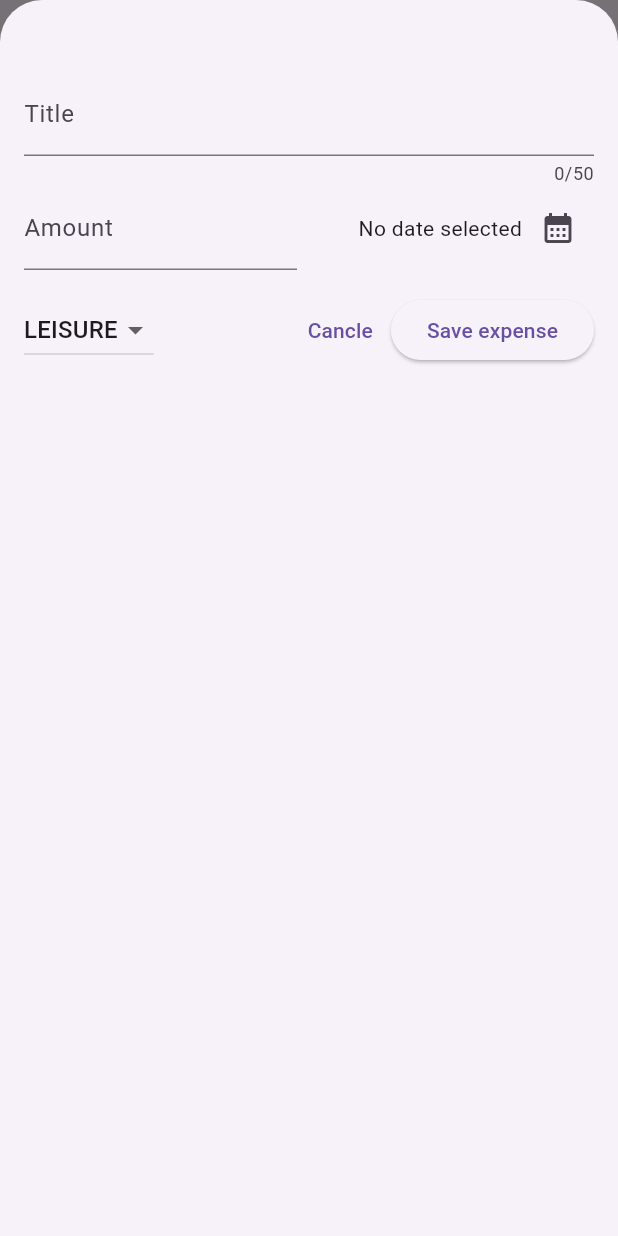
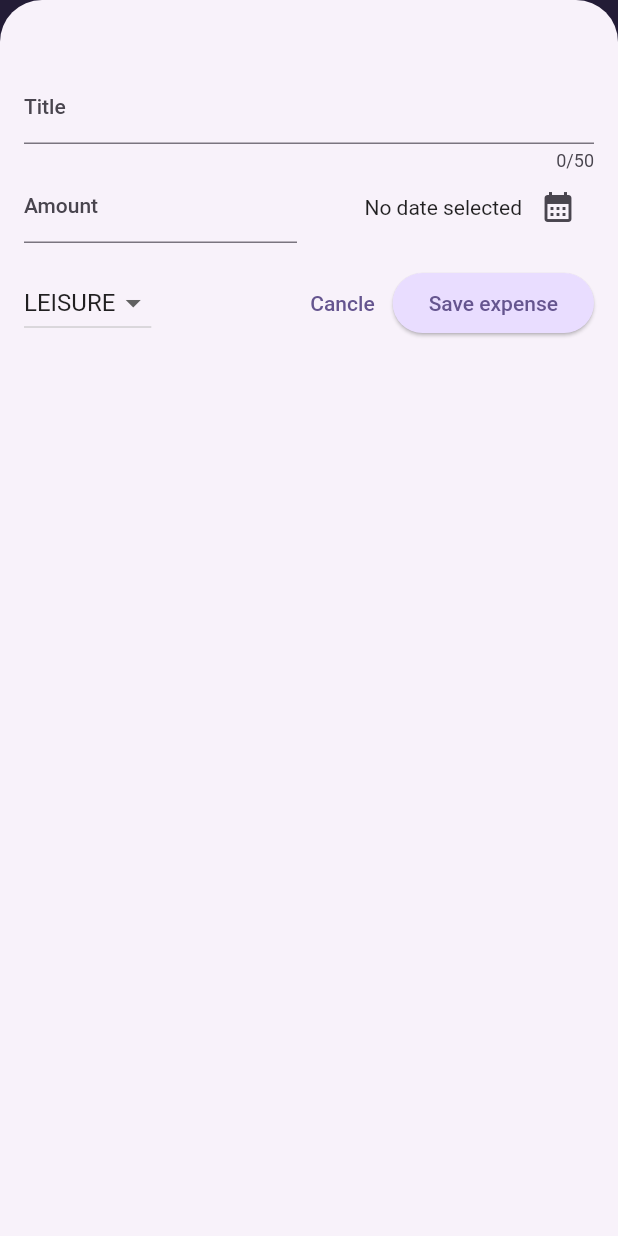
Before and after one commit to MaeYoiy/expense_tracker_app, a Flutter app: the screen it shows after launch, after a tap on the "add" icon, on a phone screen of 412 x 824 dp. Run offline on Flutter 3.47's test engine with Material 2 defaults, Android fonts, the phone set to English and light mode, and no system bars.

Commit message:
add Theme color, Text and Chart

```diff
--- a/expense_tracker/lib/main.dart
+++ b/expense_tracker/lib/main.dart
@@ -1,10 +1,66 @@
 import 'package:expense_tracker/widgets/expenses.dart';
 import 'package:flutter/material.dart';
+
+var kColorSchema = ColorScheme.fromSeed(
+  seedColor: const Color.fromARGB(255, 130, 85, 234),
+);
+
+// Dark theme
+var kDarkColorSchema = ColorScheme.fromSeed(
+  brightness: Brightness.dark,
+  seedColor: const Color.fromARGB(255, 5, 99, 125),
+);
 
 void main() {
   runApp(
     MaterialApp(
-      theme: ThemeData(useMaterial3: true),
+      darkTheme: ThemeData.dark().copyWith(
+        useMaterial3: true,
+        colorScheme: kDarkColorSchema,
+        cardTheme: const CardTheme().copyWith(
+          color: kDarkColorSchema.secondaryContainer,
+          margin: const EdgeInsets.symmetric(
+            horizontal: 16,
+            vertical: 8,
+          ),
+        ),
+        elevatedButtonTheme: ElevatedButtonThemeData(
+          style: ElevatedButton.styleFrom(
+            backgroundColor: kDarkColorSchema.primaryContainer,
+            foregroundColor: kDarkColorSchema.onPrimaryContainer,
+          ),
+        ),
+      ),
+
+      theme: ThemeData().copyWith(
+        useMaterial3: true,
+        colorScheme: kColorSchema,
+        appBarTheme: const AppBarTheme().copyWith(
+          backgroundColor: kColorSchema.onPrimaryContainer,
+          foregroundColor: kColorSchema.primaryContainer,
+        ),
+        cardTheme: const CardTheme().copyWith(
+          color: kColorSchema.secondaryContainer,
+          margin: const EdgeInsets.symmetric(
+            horizontal: 16,
+            vertical: 8,
+          ),
+        ),
+        elevatedButtonTheme: ElevatedButtonThemeData(
+          style: ElevatedButton.styleFrom(
+            backgroundColor: kColorSchema.primaryContainer,
+          ),
+        ),
+        textTheme: ThemeData().textTheme.copyWith(
+              titleLarge: TextStyle(
+                fontWeight: FontWeight.bold,
+                color: kColorSchema.onSecondaryContainer,
+                fontSize: 16,
+              ),
+            ),
+      ),
+
+      // themeMode: ThemeMode.system,
       home: const Expenses(),
     ),
   );
--- a/expense_tracker/lib/models/expense.dart
+++ b/expense_tracker/lib/models/expense.dart
@@ -35,3 +35,33 @@ class Expense {
     return formatter.format(date);
   }
 }
+
+class ExpenseBucket {
+  const ExpenseBucket({
+    required this.category,
+    required this.expenses,
+  });
+
+  //เราต้องการที่จะ filter category ให้เป็นหมวดหมู่เดียวกัน เอาไว้ใช้ในแท่กราฟ
+  /// The `ExpenseBucket.forCategory` constructor is used to create an `ExpenseBucket` object for a
+  /// specific category. It takes in a list of all expenses (`allExpenses`) and a category
+  /// (`this.category`) as parameters.
+  ExpenseBucket.forCategory(List<Expense> allExpenses, this.category)
+      : expenses = allExpenses
+            .where((expense) => expense.category == category)
+            .toList();
+
+  final Category category;
+  final List<Expense> expenses;
+
+  // Function สำหรับการรวมค่าใช้จ่าย
+  double get totalExpenses {
+    double sum = 0;
+
+    for (final expense in expenses) {
+      sum += expense.amount;
+    }
+
+    return sum;
+  }
+}
--- /dev/null
+++ b/expense_tracker/lib/widgets/chart/chart.dart
@@ -0,0 +1,97 @@
+import 'package:flutter/material.dart';
+
+import 'package:expense_tracker/widgets/chart/chart_bar.dart';
+import 'package:expense_tracker/models/expense.dart';
+
+class Chart extends StatelessWidget {
+  const Chart({super.key, required this.expenses});
+
+  final List<Expense> expenses;
+
+  List<ExpenseBucket> get buckets {
+    return [
+      ExpenseBucket.forCategory(expenses, Category.food),
+      ExpenseBucket.forCategory(expenses, Category.leisure),
+      ExpenseBucket.forCategory(expenses, Category.travel),
+      ExpenseBucket.forCategory(expenses, Category.work),
+    ];
+  }
+
+  double get maxTotalExpense {
+    double maxTotalExpense = 0;
+
+    for (final bucket in buckets) {
+      if (bucket.totalExpenses > maxTotalExpense) {
+        maxTotalExpense = bucket.totalExpenses;
+      }
+    }
+
+    return maxTotalExpense;
+  }
+
+  @override
+  Widget build(BuildContext context) {
+    final isDarkMode =
+        MediaQuery.of(context).platformBrightness == Brightness.dark;
+    return Container(
+      margin: const EdgeInsets.all(16),
+      padding: const EdgeInsets.symmetric(
+        vertical: 16,
+        horizontal: 8,
+      ),
+      width: double.infinity,
+      height: 180,
+      decoration: BoxDecoration(
+        borderRadius: BorderRadius.circular(8),
+        gradient: LinearGradient(
+          colors: [
+            Theme.of(context).colorScheme.primary.withOpacity(0.3),
+            Theme.of(context).colorScheme.primary.withOpacity(0.0)
+          ],
+          begin: Alignment.bottomCenter,
+          end: Alignment.topCenter,
+        ),
+      ),
+      child: Column(
+        children: [
+          Expanded(
+            child: Row(
+              crossAxisAlignment: CrossAxisAlignment.end,
+              children: [
+                for (final bucket in buckets) // alternative to map()
+                  ChartBar(
+                    fill: bucket.totalExpenses == 0
+                        ? 0
+                        : bucket.totalExpenses / maxTotalExpense,
+                  )
+              ],
+            ),
+          ),
+          const SizedBox(height: 12),
+          Row(
+            children: buckets
+                .map(
+                  (bucket) => Expanded(
+                    child: Padding(
+                      padding: const EdgeInsets.symmetric(horizontal: 4),
+                      child: Icon(
+                        categoryIcon[bucket.category],
+                        color: isDarkMode
+                            ? Theme.of(context)
+                                .colorScheme
+                                .secondary // secondary โหมดมืด
+                            : Theme.of(context)
+                                .colorScheme
+                                .primary //primary โหมดสว่าง
+                                .withOpacity(0.7),
+                      ),
+                    ),
+                  ),
+                )
+                .toList(),
+          )
+        ],
+      ),
+    );
+  }
+}
--- /dev/null
+++ b/expense_tracker/lib/widgets/chart/chart_bar.dart
@@ -0,0 +1,35 @@
+import 'package:flutter/material.dart';
+
+class ChartBar extends StatelessWidget {
+  const ChartBar({
+    super.key,
+    required this.fill,
+  });
+
+  // เติมแผนภูมิ
+  final double fill;
+
+  @override
+  Widget build(BuildContext context) {
+    final isDarkMode =
+        MediaQuery.of(context).platformBrightness == Brightness.dark;
+    return Expanded(
+      child: Padding(
+        padding: const EdgeInsets.symmetric(horizontal: 4),
+        child: FractionallySizedBox(
+          heightFactor: fill,
+          child: DecoratedBox(
+            decoration: BoxDecoration(
+              shape: BoxShape.rectangle,
+              borderRadius:
+                  const BorderRadius.vertical(top: Radius.circular(8)),
+              color: isDarkMode
+                  ? Theme.of(context).colorScheme.secondary
+                  : Theme.of(context).colorScheme.primary.withOpacity(0.65),
+            ),
+          ),
+        ),
+      ),
+    );
+  }
+}
--- a/expense_tracker/lib/widgets/expenses.dart
+++ b/expense_tracker/lib/widgets/expenses.dart
@@ -1,3 +1,6 @@
+// import 'dart:math';
+
+import 'package:expense_tracker/widgets/chart/chart.dart';
 import 'package:expense_tracker/widgets/expenses_list/expenses_list.dart';
 import 'package:expense_tracker/models/expense.dart';
 import 'package:expense_tracker/widgets/new_expense.dart';
@@ -50,13 +53,48 @@ class _ExpensesState extends State<Expenses> {
 
   // ลบค่าใช้จ่าย
   void _removeExpense(Expense expense) {
+    // Index
+    final expenseIndex = _registeredExpenses.indexOf(expense);
     setState(() {
       _registeredExpenses.remove(expense);
     });
+
+    // ลบข้อมูลเก่าทันที โดยที่ไม่ต้องรอ snackbar 3 วิ
+    ScaffoldMessenger.of(context).clearSnackBars();
+
+    // ปุ่มเลิกทำ
+    ScaffoldMessenger.of(context).showSnackBar(
+      SnackBar(
+        duration: const Duration(seconds: 3),
+        content: const Text('Expense deleted.'),
+        action: SnackBarAction(
+          label: 'Undo',
+          //  กดปุ่ม Undo เพื่อนำรายการกลับมา
+          onPressed: () {
+            setState(
+              () {
+                _registeredExpenses.insert(expenseIndex, expense);
+              },
+            );
+          },
+        ),
+      ),
+    );
   }
 
   @override
   Widget build(BuildContext context) {
+    Widget mainContent = const Center(
+      child: Text('No expense found!, start adding some'),
+    );
+
+    if (_registeredExpenses.isNotEmpty) {
+      mainContent = ExpensesList(
+        expenses: _registeredExpenses,
+        onRemoveExpense: _removeExpense,
+      );
+    }
+
     return Scaffold(
       appBar: AppBar(
         title: const Text('Flutter ExpenseTracker'),
@@ -70,11 +108,8 @@ class _ExpensesState extends State<Expenses> {
       body: Column(
         children: [
           // Toolbar with the Ad button => Row()
-          const Text('The chart'),
-          Expanded(
-            child: ExpensesList(
-                expenses: _registeredExpenses, onRemoveExpense: _removeExpense),
-          ),
+          Chart(expenses: _registeredExpenses),
+          Expanded(child: mainContent),
         ],
       ),
     );
--- a/expense_tracker/lib/widgets/expenses_list/expenses_item.dart
+++ b/expense_tracker/lib/widgets/expenses_list/expenses_item.dart
@@ -15,8 +15,12 @@ class ExpensesItem extends StatelessWidget {
           vertical: 16,
         ),
         child: Column(
+          crossAxisAlignment: CrossAxisAlignment.start,
           children: [
-            Text(expense.title),
+            Text(
+              expense.title,
+              style: Theme.of(context).textTheme.titleLarge,
+            ),
             const SizedBox(height: 4),
             Row(
               children: [
--- a/expense_tracker/lib/widgets/expenses_list/expenses_list.dart
+++ b/expense_tracker/lib/widgets/expenses_list/expenses_list.dart
@@ -20,6 +20,11 @@ class ExpensesList extends StatelessWidget {
         key: ValueKey(
           ExpensesItem(expenses[index]),
         ),
+        background: Container(
+          color: Theme.of(context).colorScheme.error.withOpacity(0.75),
+          margin: EdgeInsets.symmetric(
+              horizontal: Theme.of(context).cardTheme.margin!.horizontal),
+        ),
         // direction = ปัดหน้าจอโดยไม่สนทิศทาง
         onDismissed: (direction) {
           onRemoveExpense(expenses[index]);
```
